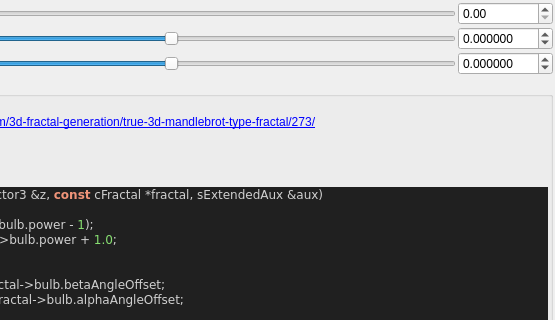
This is mandelbulber2/qt_data/fractal_xenodreambuie.ui in buddhi1980/mandelbulber2 as Qt 5 draws it before an edit; both pictures show x 217 to 772 and y 0 to 320 of the 772 by 582 pixel window. The edited form follows.
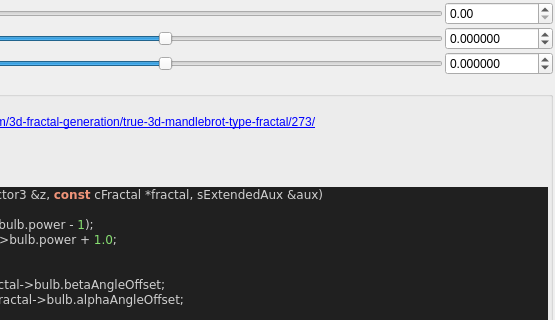
This is the edited form. Custom widgets are drawn as their Qt base class.

The edit to the form file:
```diff
--- a/mandelbulber2/qt_data/fractal_xenodreambuie.ui
+++ b/mandelbulber2/qt_data/fractal_xenodreambuie.ui
@@ -103,10 +103,10 @@
         <number>6</number>
        </property>
        <property name="minimum">
-        <double>-360.000000000000000</double>
+        <double>-36000.000000000000000</double>
        </property>
        <property name="maximum">
-        <double>360.000000000000000</double>
+        <double>36000.000000000000000</double>
        </property>
        <property name="singleStep">
         <double>0.100000000000000</double>
@@ -131,10 +131,10 @@
         <number>6</number>
        </property>
        <property name="minimum">
-        <double>-360.000000000000000</double>
+        <double>-36000.000000000000000</double>
        </property>
        <property name="maximum">
-        <double>360.000000000000000</double>
+        <double>36000.000000000000000</double>
        </property>
        <property name="singleStep">
         <double>0.100000000000000</double>
```
